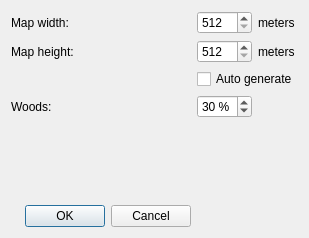
Qt form GeneratorDialog.ui (D-Pointer/imperium-editor) before a commit.
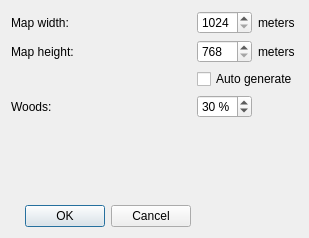
The same form after that commit.

Diff of the .ui file:
```diff
--- a/GeneratorDialog.ui
+++ b/GeneratorDialog.ui
@@ -33,13 +33,13 @@
       </sizepolicy>
      </property>
      <property name="minimum">
-      <number>512</number>
+      <number>1024</number>
      </property>
      <property name="maximum">
       <number>5000</number>
      </property>
      <property name="value">
-      <number>512</number>
+      <number>1024</number>
      </property>
     </widget>
    </item>
@@ -60,13 +60,13 @@
    <item row="1" column="1">
     <widget class="QSpinBox" name="m_height">
      <property name="minimum">
-      <number>512</number>
+      <number>768</number>
      </property>
      <property name="maximum">
       <number>3000</number>
      </property>
      <property name="value">
-      <number>512</number>
+      <number>768</number>
      </property>
     </widget>
    </item>
```
